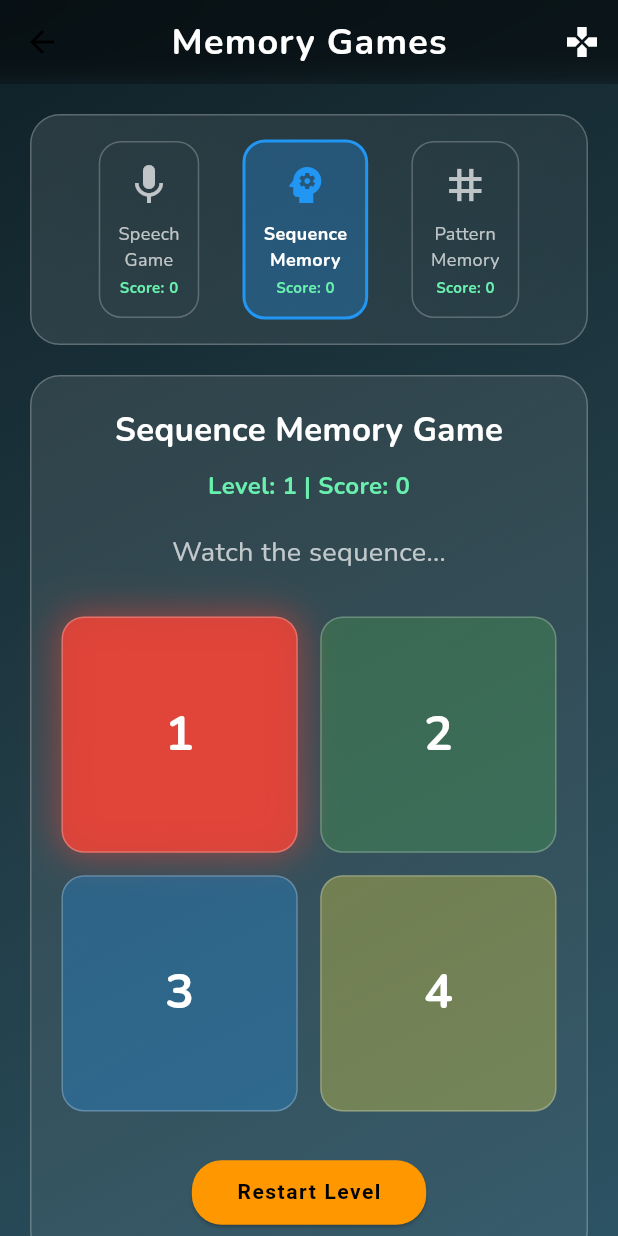
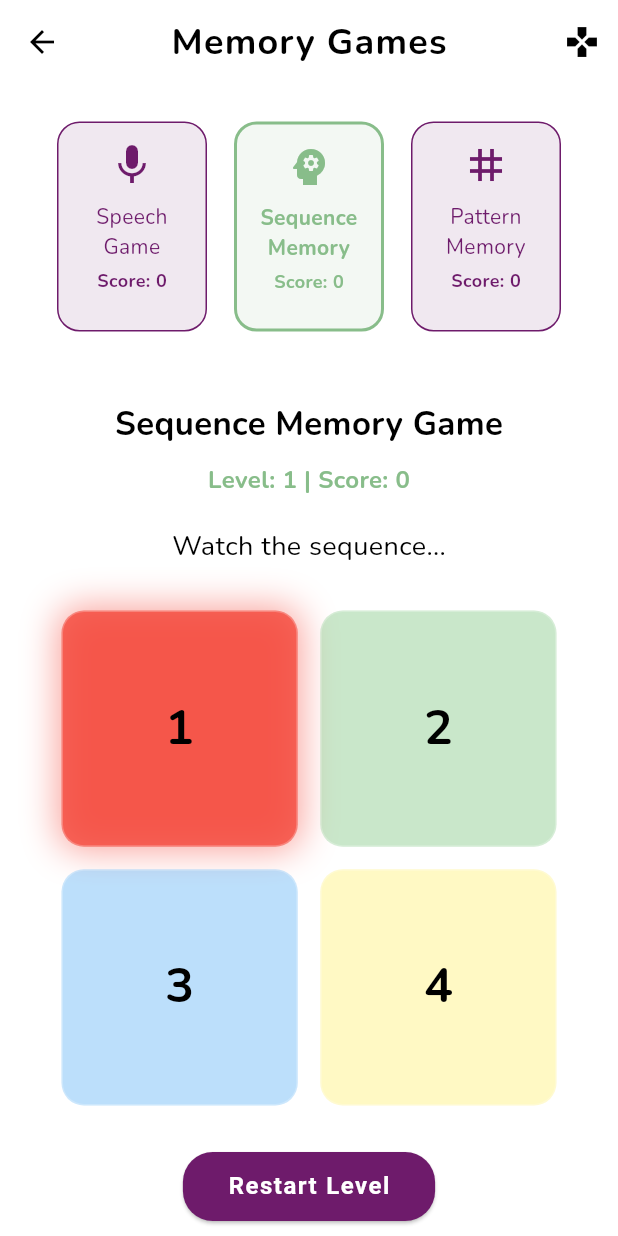
Before and after one commit to prisha-sus/dementia-app-ASEP2, a Flutter app: the GamesScreen screen opened by its route, after a tap on an icon or button, on a phone screen of 412 x 824 dp. Run offline on Flutter 3.47's test engine with Material 3 defaults, Android fonts, the phone set to English and light mode, and no system bars; our stand-ins replace audioplayers, cloud_firestore, firebase_auth, firebase_core, firebase_messaging, flutter_local_notifications and 9 more; missing offline and left inert: flutter_langdetect, graphview; accounts and stored records are empty.

Commit message:
more ui-changes

```diff
--- a/dementia_app/lib/puzzles/puzzles.dart
+++ b/dementia_app/lib/puzzles/puzzles.dart
@@ -1,4 +1,5 @@
 import 'package:flutter/material.dart';
+import 'package:google_fonts/google_fonts.dart';
 import 'package:speech_to_text/speech_to_text.dart' as stt;
 import 'package:permission_handler/permission_handler.dart';
 import 'dart:ui';
@@ -364,31 +365,44 @@ class _GamesScreenState extends State<GamesScreen>
 
   @override
   Widget build(BuildContext context) {
+    final colorScheme = Theme.of(context).colorScheme;
+    final textTheme = Theme.of(context).textTheme;
+
     return Scaffold(
-      backgroundColor: const Color(0xFF0F2027),
+      backgroundColor: colorScheme.background,
       extendBodyBehindAppBar: true,
       appBar: AppBar(
         elevation: 0,
-        backgroundColor: Colors.black.withOpacity(0.5),
+        backgroundColor: colorScheme.background,
         flexibleSpace: ClipRRect(
           child: BackdropFilter(
             filter: ImageFilter.blur(sigmaX: 10, sigmaY: 10),
             child: Container(color: Colors.transparent),
           ),
         ),
-        title: const Text(
+        title:  Text(
           'Memory Games',
           style: TextStyle(
             fontSize: 24,
             fontWeight: FontWeight.w700,
-            color: Colors.white,
+            color: colorScheme.onBackground,
             letterSpacing: 0.8,
+            fontFamily: GoogleFonts.nunito().fontFamily,
           ),
         ),
         centerTitle: true,
         actions: [
-          PopupMenuButton<GameType>(
-            icon: const Icon(Icons.games, color: Colors.white),
+          Theme(
+      data: Theme.of(context).copyWith(
+        popupMenuTheme: PopupMenuThemeData(
+          color: colorScheme.background,
+          shape: RoundedRectangleBorder(
+            borderRadius: BorderRadius.circular(16),
+          ),
+        ),
+      ),
+          child: PopupMenuButton<GameType>(
+            icon:  Icon(Icons.games, color:colorScheme.onBackground),
             onSelected: (GameType type) {
               setState(() {
                 currentGame = type;
@@ -400,29 +414,35 @@ class _GamesScreenState extends State<GamesScreen>
               });
             },
             itemBuilder: (BuildContext context) => [
-              const PopupMenuItem(
+               PopupMenuItem(
                 value: GameType.speechGame,
-                child: Text('Speech Game'),
+                child: Text('Speech Game',
+                  style: TextStyle(fontSize: 16, fontWeight: FontWeight.bold, color: colorScheme.onBackground, fontFamily: GoogleFonts.nunito().fontFamily) ,
+                ),
               ),
-              const PopupMenuItem(
+              PopupMenuItem(
                 value: GameType.sequenceGame,
-                child: Text('Sequence Memory'),
+                child: Text('Sequence Memory',
+                style: TextStyle(fontSize: 16, fontWeight: FontWeight.bold, color: colorScheme.onBackground,fontFamily: GoogleFonts.nunito().fontFamily),),
               ),
-              const PopupMenuItem(
+               PopupMenuItem(
                 value: GameType.patternGame,
-                child: Text('Pattern Memory'),
+                child: Text('Pattern Memory',
+                style: TextStyle(fontSize: 16, fontWeight: FontWeight.bold, color: colorScheme.onBackground, fontFamily: GoogleFonts.nunito().fontFamily),),
               ),
             ],
           ),
+        ),
         ],
       ),
       body: Container(
-        decoration: const BoxDecoration(
-          gradient: LinearGradient(
+        decoration: BoxDecoration(
+          color: colorScheme.background,
+          /*gradient: LinearGradient(
             colors: [Color(0xFF0F2027), Color(0xFF203A43), Color(0xFF2C5364)],
             begin: Alignment.topLeft,
             end: Alignment.bottomRight,
-          ),
+          ),*/
         ),
         child: SafeArea(
           child: SingleChildScrollView(
@@ -443,19 +463,23 @@ class _GamesScreenState extends State<GamesScreen>
   }
 
   Widget _buildGameSelector() {
+    final colorScheme = Theme.of(context).colorScheme;
+    final textTheme = Theme.of(context).textTheme;
     return Container(
-      padding: const EdgeInsets.all(16),
+      height: 150,
+      //padding: const EdgeInsets.all(10),
       decoration: BoxDecoration(
-        gradient: LinearGradient(
+        color: colorScheme.background.withOpacity(0.8),
+        /*gradient: LinearGradient(
           colors: [
-            Colors.white.withOpacity(0.1),
-            Colors.white.withOpacity(0.05),
+            colorScheme.primary.withOpacity(0.1),
+            colorScheme.primary.withOpacity(0.05),
           ],
           begin: Alignment.topLeft,
           end: Alignment.bottomRight,
-        ),
+        ),*/
         borderRadius: BorderRadius.circular(20),
-        border: Border.all(color: Colors.white24),
+        //border: Border.all(color: colorScheme.primary),
       ),
       child: Row(
         mainAxisAlignment: MainAxisAlignment.spaceEvenly,
@@ -472,7 +496,10 @@ class _GamesScreenState extends State<GamesScreen>
   }
 
   Widget _buildGameButton(
+
       String title, GameType type, IconData icon, int score) {
+        final colorScheme = Theme.of(context).colorScheme;
+    final textTheme = Theme.of(context).textTheme;
     bool isActive = currentGame == type;
     return GestureDetector(
       onTap: () {
@@ -486,25 +513,27 @@ class _GamesScreenState extends State<GamesScreen>
         });
       },
       child: Container(
+        height: 140,
+        width: 100,
         padding: const EdgeInsets.all(12),
         decoration: BoxDecoration(
-          color: isActive ? Colors.blue.withOpacity(0.3) : Colors.transparent,
+          color: isActive ? colorScheme.primary.withOpacity(0.1) : colorScheme.tertiary.withOpacity(0.1),
           borderRadius: BorderRadius.circular(15),
           border: Border.all(
-            color: isActive ? Colors.blue : Colors.white24,
+            color: isActive ? colorScheme.primary : colorScheme.tertiary,
             width: isActive ? 2 : 1,
           ),
         ),
         child: Column(
           children: [
             Icon(icon,
-                color: isActive ? Colors.blue : Colors.white70, size: 32),
+                color: isActive ?  colorScheme.primary : colorScheme.tertiary, size: 32),
             const SizedBox(height: 8),
             Text(
               title,
               style: TextStyle(
-                color: isActive ? Colors.white : Colors.white70,
-                fontSize: 12,
+                color: isActive ? colorScheme.primary : colorScheme.tertiary ,
+                fontSize: 14,
                 fontWeight: isActive ? FontWeight.bold : FontWeight.normal,
               ),
               textAlign: TextAlign.center,
@@ -512,9 +541,9 @@ class _GamesScreenState extends State<GamesScreen>
             const SizedBox(height: 4),
             Text(
               'Score: $score',
-              style: const TextStyle(
-                color: Colors.greenAccent,
-                fontSize: 10,
+              style: TextStyle(
+                color: isActive?  colorScheme.primary: colorScheme.tertiary,
+                fontSize: 12,
                 fontWeight: FontWeight.bold,
               ),
             ),
@@ -536,6 +565,8 @@ class _GamesScreenState extends State<GamesScreen>
   }
 
   Widget _buildSpeechGame() {
+    final colorScheme = Theme.of(context).colorScheme;
+    final textTheme = Theme.of(context).textTheme;
     return Container(
       padding: const EdgeInsets.all(20),
       decoration: BoxDecoration(
@@ -554,9 +585,9 @@ class _GamesScreenState extends State<GamesScreen>
         children: [
           Text(
             speechText,
-            style: const TextStyle(
+            style:  TextStyle(
               fontSize: 24,
-              color: Colors.white,
+              color: colorScheme.onBackground ,
               fontWeight: FontWeight.bold,
             ),
             textAlign: TextAlign.center,
@@ -566,16 +597,16 @@ class _GamesScreenState extends State<GamesScreen>
             listeningStatus,
             style: TextStyle(
               fontSize: 16,
-              color: isListening ? Colors.greenAccent : Colors.white70,
+              color: isListening ? colorScheme.secondary : colorScheme.tertiary,
               fontStyle: FontStyle.italic,
             ),
           ),
           const SizedBox(height: 20),
           Text(
             'Score: $speechScore',
-            style: const TextStyle(
+            style:  TextStyle(
               fontSize: 18,
-              color: Colors.greenAccent,
+              color: colorScheme.primary,
               fontWeight: FontWeight.bold,
             ),
           ),
@@ -585,11 +616,11 @@ class _GamesScreenState extends State<GamesScreen>
             children: [
               if (isListening)
                 AnimatedContainer(
-                  duration: const Duration(milliseconds: 300),
+                  duration:  Duration(milliseconds: 300),
                   width: 100,
                   height: 100,
                   decoration: BoxDecoration(
-                    color: Colors.blue.withOpacity(0.3),
+                    color: colorScheme.primary.withOpacity(0.3),
                     shape: BoxShape.circle,
                   ),
                 ),
@@ -598,15 +629,15 @@ class _GamesScreenState extends State<GamesScreen>
                 style: ElevatedButton.styleFrom(
                   padding:
                       const EdgeInsets.symmetric(horizontal: 30, vertical: 15),
-                  backgroundColor: isListening ? Colors.red : Colors.blue,
+                  backgroundColor: isListening ?  colorScheme.primary : colorScheme.tertiary,
                   shape: RoundedRectangleBorder(
                     borderRadius: BorderRadius.circular(30),
                   ),
                 ),
-                icon: Icon(isListening ? Icons.mic_off : Icons.mic, size: 28),
+                icon: Icon(isListening ? Icons.mic_off : Icons.mic, size: 28, color: isListening? colorScheme.onPrimary:colorScheme.background),
                 label: Text(
                   isListening ? 'Stop Listening' : 'Start Speaking',
-                  style: const TextStyle(fontSize: 16),
+                  style:  TextStyle(fontSize: 16, color: isListening? colorScheme.onPrimary:colorScheme.background , fontWeight: FontWeight.bold, fontFamily: GoogleFonts.nunito().fontFamily,)
                 ),
               ),
             ],
@@ -615,7 +646,7 @@ class _GamesScreenState extends State<GamesScreen>
           ElevatedButton(
             onPressed: generateNewQuestion,
             style: ElevatedButton.styleFrom(
-              backgroundColor: Colors.green,
+              backgroundColor: colorScheme.secondary,
               padding: const EdgeInsets.symmetric(horizontal: 20, vertical: 10),
               shape: RoundedRectangleBorder(
                 borderRadius: BorderRadius.circular(20),
@@ -629,6 +660,8 @@ class _GamesScreenState extends State<GamesScreen>
   }
 
   Widget _buildSequenceGame() {
+    final colorScheme = Theme.of(context).colorScheme;
+    final textTheme = Theme.of(context).textTheme;
     return Container(
       padding: const EdgeInsets.all(20),
       decoration: BoxDecoration(
@@ -647,18 +680,18 @@ class _GamesScreenState extends State<GamesScreen>
         children: [
           Text(
             'Sequence Memory Game',
-            style: const TextStyle(
+            style:  TextStyle(
               fontSize: 22,
-              color: Colors.white,
+              color: colorScheme.onBackground,
               fontWeight: FontWeight.bold,
             ),
           ),
           const SizedBox(height: 10),
           Text(
             'Level: $currentLevel | Score: $memoryScore',
-            style: const TextStyle(
+            style: TextStyle(
               fontSize: 16,
-              color: Colors.greenAccent,
+              color: colorScheme.primary,
               fontWeight: FontWeight.bold,
             ),
           ),
@@ -669,9 +702,9 @@ class _GamesScreenState extends State<GamesScreen>
                 : userTurn
                     ? 'Repeat the sequence!'
                     : 'Get ready...',
-            style: const TextStyle(
+            style:  TextStyle(
               fontSize: 18,
-              color: Colors.white70,
+              color: colorScheme.onBackground,
             ),
           ),
           const SizedBox(height: 30),
@@ -727,8 +760,8 @@ class _GamesScreenState extends State<GamesScreen>
                         child: Center(
                           child: Text(
                             '${index + 1}',
-                            style: const TextStyle(
-                              color: Colors.white,
+                            style: TextStyle(
+                              color: colorScheme.onBackground,
                               fontSize: 32,
                               fontWeight: FontWeight.bold,
                             ),
@@ -748,13 +781,13 @@ class _GamesScreenState extends State<GamesScreen>
               generateSequence();
             },
             style: ElevatedButton.styleFrom(
-              backgroundColor: Colors.orange,
+              backgroundColor: colorScheme.tertiary,
               padding: const EdgeInsets.symmetric(horizontal: 30, vertical: 12),
               shape: RoundedRectangleBorder(
                 borderRadius: BorderRadius.circular(20),
               ),
             ),
-            child: const Text('Restart Level'),
+            child:  Text('Restart Level', style: TextStyle(fontSize: 16, color: colorScheme.background)),
           ),
         ],
       ),
@@ -762,6 +795,8 @@ class _GamesScreenState extends State<GamesScreen>
   }
 
   Widget _buildPatternGame() {
+    final colorScheme = Theme.of(context).colorScheme;
+    final textTheme = Theme.of(context).textTheme;
     return Container(
       padding: const EdgeInsets.all(20),
       decoration: BoxDecoration(
@@ -780,18 +815,18 @@ class _GamesScreenState extends State<GamesScreen>
         children: [
           Text(
             'Pattern Memory Game',
-            style: const TextStyle(
+            style:  TextStyle(
               fontSize: 22,
-              color: Colors.white,
+              color: colorScheme.onBackground,
               fontWeight: FontWeight.bold,
             ),
           ),
           const SizedBox(height: 10),
           Text(
             'Grid: ${patternSize}x$patternSize | Score: $patternScore',
-            style: const TextStyle(
+            style: TextStyle(
               fontSize: 16,
-              color: Colors.greenAccent,
+              color: colorScheme.primary,
               fontWeight: FontWeight.bold,
             ),
           ),
@@ -802,9 +837,9 @@ class _GamesScreenState extends State<GamesScreen>
                 : userPatternTurn
                     ? 'Recreate the pattern!'
                     : 'Get ready...',
-            style: const TextStyle(
+            style:  TextStyle(
               fontSize: 18,
-              color: Colors.white70,
+              color: colorScheme.onBackground,
             ),
           ),
           const SizedBox(height: 30),
@@ -830,7 +865,7 @@ class _GamesScreenState extends State<GamesScreen>
                   onTap: () => onPatternTilePressed(row, col),
                   child: Container(
                     decoration: BoxDecoration(
-                      color: shouldShow ? Colors.blue : Colors.grey[800],
+                      color: shouldShow ? colorScheme.tertiary : Colors.grey[800],
                       borderRadius: BorderRadius.circular(8),
                       border: Border.all(color: Colors.white24),
                     ),
@@ -845,14 +880,14 @@ class _GamesScreenState extends State<GamesScreen>
               ElevatedButton(
                 onPressed: userPatternTurn ? checkPattern : null,
                 style: ElevatedButton.styleFrom(
-                  backgroundColor: Colors.green,
+                  backgroundColor: colorScheme.secondary,
                   padding:
-                      const EdgeInsets.symmetric(horizontal: 20, vertical: 12),
+                      const EdgeInsets.symmetric(horizontal: 12, vertical: 12),
                   shape: RoundedRectangleBorder(
-                    borderRadius: BorderRadius.circular(20),
+                    borderRadius: BorderRadius.circular(16),
                   ),
                 ),
-                child: const Text('Check Pattern'),
+                child:  Text('Check Pattern', style: TextStyle(fontSize: 16, fontWeight: FontWeight.bold)),
               ),
               ElevatedButton(
                 onPressed: () {
@@ -860,14 +895,14 @@ class _GamesScreenState extends State<GamesScreen>
                   generatePattern();
                 },
                 style: ElevatedButton.styleFrom(
-                  backgroundColor: Colors.orange,
+                  backgroundColor: colorScheme.tertiary,
                   padding:
-                      const EdgeInsets.symmetric(horizontal: 20, vertical: 12),
+                      const EdgeInsets.symmetric(horizontal: 12, vertical: 12),
                   shape: RoundedRectangleBorder(
-                    borderRadius: BorderRadius.circular(20),
+                    borderRadius: BorderRadius.circular(16),
                   ),
                 ),
-                child: const Text('New Pattern'),
+                child: Text('New Pattern', style: TextStyle(fontSize: 16, fontWeight: FontWeight.bold, color: colorScheme.background)),
               ),
             ],
           ),
--- a/dementia_app/lib/shared/bottom_nav.dart
+++ b/dementia_app/lib/shared/bottom_nav.dart
@@ -15,8 +15,8 @@ class BottomNavBar extends StatelessWidget {
       unselectedItemColor: colorScheme.onBackground,
       items: [
         BottomNavigationBarItem(
-            icon: Icon(FontAwesomeIcons.kitMedical, size: 20),
-            label: 'Dispenser'),
+            icon: Icon(FontAwesomeIcons.house, size: 20),
+            label: 'Home'),
         BottomNavigationBarItem(
             icon: Icon(FontAwesomeIcons.microphone, size: 20),
             label: 'Voice'),
```
Also changed, not shown: dementia_app/lib/connect/connect.dart (+70 -63 lines), dementia_app/lib/medicinealertscreen/medicine.dart (+17 -11 lines).
